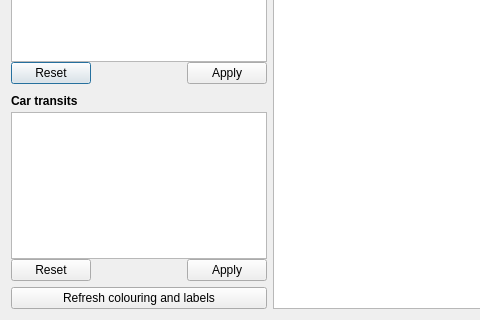
The window that plugin/snowplow_dialog_base.ui (pixelneo/SnowPlow) describes before a commit, drawn with Qt 5; both pictures show x 0 to 480 and y 252 to 572 of the 941 by 572 pixel window.
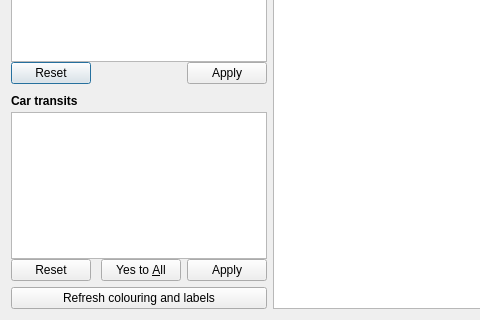
The same window after the commit.

Commit message: transits work, added button for all transits

Patch:
```diff
--- a/plugin/snowplow_dialog_base.ui
+++ b/plugin/snowplow_dialog_base.ui
@@ -219,7 +219,7 @@
          <item>
           <widget class="QDialogButtonBox" name="car_sel_buttons">
            <property name="standardButtons">
-            <set>QDialogButtonBox::Apply|QDialogButtonBox::Reset</set>
+            <set>QDialogButtonBox::Apply|QDialogButtonBox::Reset|QDialogButtonBox::YesToAll</set>
            </property>
           </widget>
          </item>
```
The commit also changes 1 other file.
